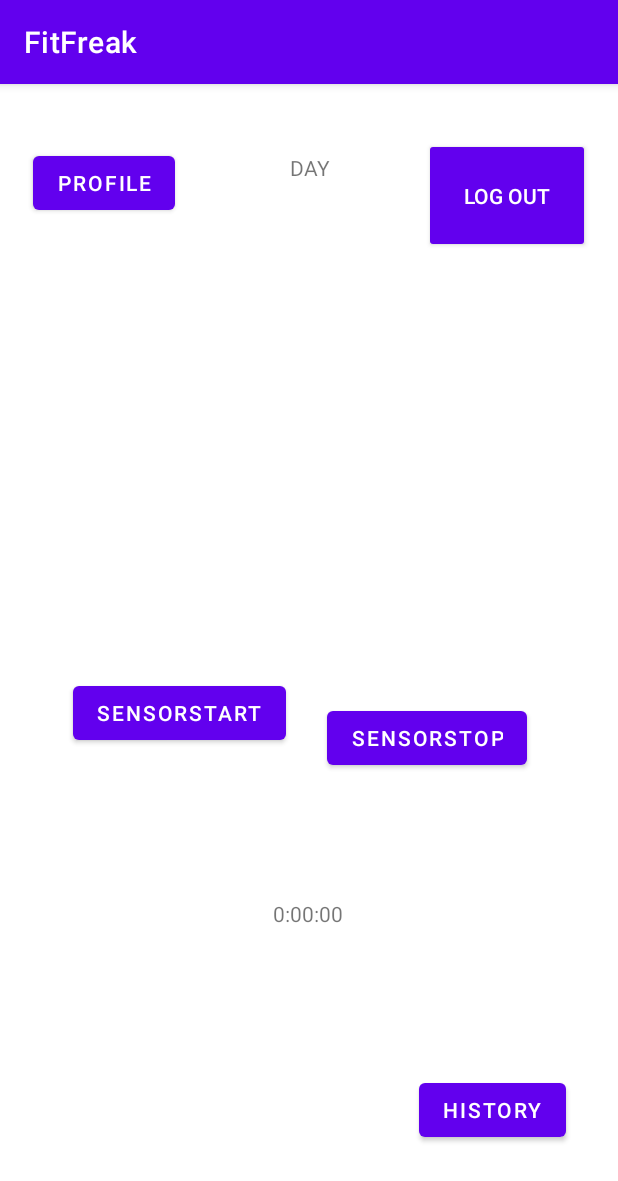
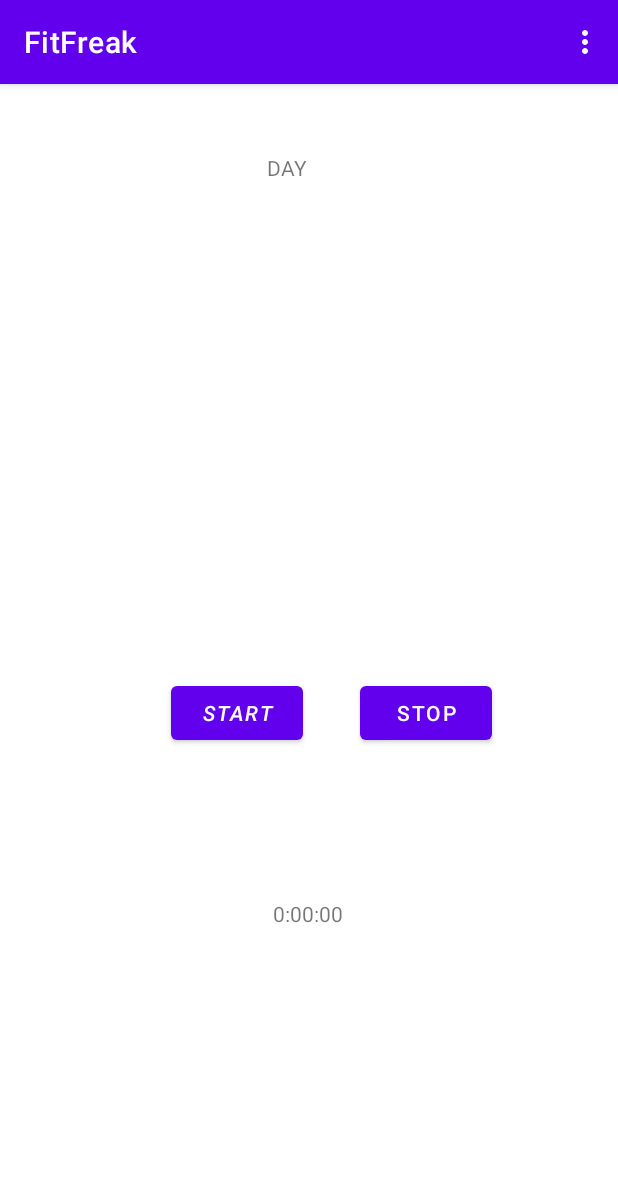
Before and after one commit to ShripadBhat27/FitFreak, an Android app: the screen it shows after launch (MainActivity), on a phone screen of 412 x 824 dp. Shown: the top 1181 px of the screen. Run offline under Robolectric (Android 15) with nearby library versions, the phone set to English and light mode, and no system bars; our stand-ins replace Firebase (no records; nobody signed in at launch, a user with empty details on screens opened directly); 2 statements that could not run were skipped.

Commit message:
UI Updated(Top Menu DropBox added)

```diff
--- a/app/src/main/java/com/example/fitfreak/MainActivity.java
+++ b/app/src/main/java/com/example/fitfreak/MainActivity.java
@@ -15,6 +15,8 @@ import android.hardware.SensorManager;
 import android.os.Bundle;
 import android.os.Handler;
 import android.util.Log;
+import android.view.Menu;
+import android.view.MenuItem;
 import android.view.View;
 import android.widget.Button;
 import android.widget.TextView;
@@ -38,11 +40,9 @@ public class MainActivity extends AppCompatActivity implements SensorEventListen
     private TextView calories,steps,distance;
     private Button BtnStart;
     private Button BtnStop;
-    private  Button profile;
     TextView clock,DAYS;
 
-    private  Button Logout;
-    private Button history;
+
     private int seconds = 0;
 
 
@@ -106,19 +106,10 @@ public class MainActivity extends AppCompatActivity implements SensorEventListen
         distance=findViewById(R.id.distance);
         BtnStart = (Button) findViewById(R.id.btn_start);
         BtnStop = (Button) findViewById(R.id.btn_stop);
-        profile=findViewById(R.id.profile);
         clock = findViewById(R.id.clock);
-        Logout=findViewById(R.id.Logout);
-        history=findViewById(R.id.history);
 
-        Logout.setOnClickListener(new View.OnClickListener() {
-            @Override
-            public void onClick(View v) {
-                FirebaseAuth.getInstance().signOut();
-                startActivity(new Intent(getApplicationContext(),Login.class));
-                finish();
-            }
-        });
+
+
 
 
 
@@ -136,20 +127,9 @@ public class MainActivity extends AppCompatActivity implements SensorEventListen
             }
         });
 
-        profile.setOnClickListener(new View.OnClickListener() {
-            @Override
-            public void onClick(View v) {
-                startActivity(new Intent(getApplicationContext(),MyProfile.class));
 
-            }
-        });
 
-        history.setOnClickListener(new View.OnClickListener() {
-            @Override
-            public void onClick(View v) {
-                startActivity(new Intent(getApplicationContext(),History.class));
-            }
-        });
+
 
 
         BtnStop.setOnClickListener(new View.OnClickListener() {
@@ -302,4 +282,29 @@ public class MainActivity extends AppCompatActivity implements SensorEventListen
             }
         });
     }
+
+    @Override
+    public boolean onCreateOptionsMenu(Menu menu) {
+        getMenuInflater().inflate(R.menu.menu,menu);
+        return true;
+    }
+
+    @Override
+    public boolean onOptionsItemSelected(@NonNull MenuItem item) {
+        int id=item.getItemId();
+        switch (id){
+            case R.id.mprofile:
+                startActivity(new Intent(getApplicationContext(),MyProfile.class));break;
+            case R.id.mhistory:
+                startActivity(new Intent(getApplicationContext(),History.class));
+                break;
+            case R.id.mlogout:
+                FirebaseAuth.getInstance().signOut();
+                startActivity(new Intent(getApplicationContext(),Login.class));
+                finish();
+                break;
+
+        }
+        return true;
+    }
 }
--- a/app/src/main/res/layout/activity_main.xml
+++ b/app/src/main/res/layout/activity_main.xml
@@ -12,9 +12,7 @@
         android:layout_height="wrap_content"
         android:layout_marginStart="178dp"
         android:layout_marginTop="46dp"
-        android:layout_marginEnd="47dp"
         android:text="DAY"
-        app:layout_constraintEnd_toStartOf="@+id/Logout"
         app:layout_constraintStart_toStartOf="parent"
         app:layout_constraintTop_toTopOf="parent" />
 
@@ -33,10 +31,11 @@
         android:id="@+id/btn_start"
         android:layout_width="wrap_content"
         android:layout_height="wrap_content"
-        android:text="SensorStart"
+        android:text="START"
+        android:textStyle="italic"
         app:layout_constraintBottom_toBottomOf="parent"
         app:layout_constraintEnd_toEndOf="parent"
-        app:layout_constraintHorizontal_bias="0.18"
+        app:layout_constraintHorizontal_bias="0.352"
         app:layout_constraintStart_toStartOf="parent"
         app:layout_constraintTop_toTopOf="parent"
         app:layout_constraintVertical_bias="0.549" />
@@ -45,14 +44,11 @@
         android:id="@+id/btn_stop"
         android:layout_width="wrap_content"
         android:layout_height="wrap_content"
-        android:layout_marginBottom="308dp"
-        android:text="SensorStop"
-        app:layout_constraintBottom_toBottomOf="parent"
+        android:text="STOP"
+        app:layout_constraintBottom_toBottomOf="@+id/btn_start"
         app:layout_constraintEnd_toEndOf="parent"
         app:layout_constraintHorizontal_bias="0.311"
-        app:layout_constraintStart_toEndOf="@+id/btn_start"
-        app:layout_constraintTop_toBottomOf="@+id/Logout"
-        app:layout_constraintVertical_bias="0.549" />
+        app:layout_constraintStart_toEndOf="@+id/btn_start" />
 
     <TextView
         android:id="@+id/clock"
@@ -85,41 +81,4 @@
         app:layout_constraintStart_toStartOf="parent"
         app:layout_constraintTop_toBottomOf="@+id/calories" />
 
-    <Button
-        android:id="@+id/profile"
-        android:layout_width="wrap_content"
-        android:layout_height="wrap_content"
-        android:layout_marginStart="22dp"
-        android:layout_marginTop="42dp"
-        android:layout_marginEnd="166dp"
-        android:text="Profile"
-        app:layout_constraintEnd_toStartOf="@+id/Logout"
-        app:layout_constraintStart_toStartOf="parent"
-        app:layout_constraintTop_toTopOf="parent" />
-
-    <Button
-        android:id="@+id/Logout"
-        style="@style/Widget.AppCompat.Button.Small"
-        android:layout_width="0dp"
-        android:layout_height="0dp"
-        android:layout_marginTop="36dp"
-        android:layout_marginEnd="3dp"
-        android:layout_marginBottom="299dp"
-        android:text="LOG OUT"
-        app:layout_constraintBottom_toTopOf="@+id/btn_stop"
-        app:layout_constraintEnd_toEndOf="parent"
-        app:layout_constraintStart_toEndOf="@+id/DAYS"
-        app:layout_constraintTop_toTopOf="parent" />
-
-    <Button
-        android:id="@+id/history"
-        android:layout_width="wrap_content"
-        android:layout_height="wrap_content"
-        android:layout_marginBottom="60dp"
-        android:text="History"
-        app:layout_constraintBottom_toBottomOf="parent"
-        app:layout_constraintEnd_toEndOf="parent"
-        app:layout_constraintHorizontal_bias="0.889"
-        app:layout_constraintStart_toStartOf="parent" />
-
 </androidx.constraintlayout.widget.ConstraintLayout>
--- /dev/null
+++ b/app/src/main/res/menu/menu.xml
@@ -0,0 +1,9 @@
+<?xml version="1.0" encoding="utf-8"?>
+<menu xmlns:android="http://schemas.android.com/apk/res/android">
+    <item android:title="PROFILE"
+        android:id="@+id/mprofile"></item>
+    <item android:title="HISTORY"
+        android:id="@+id/mhistory"></item>
+    <item android:title="LOG OUT"
+        android:id="@+id/mlogout"></item>
+</menu>
```
